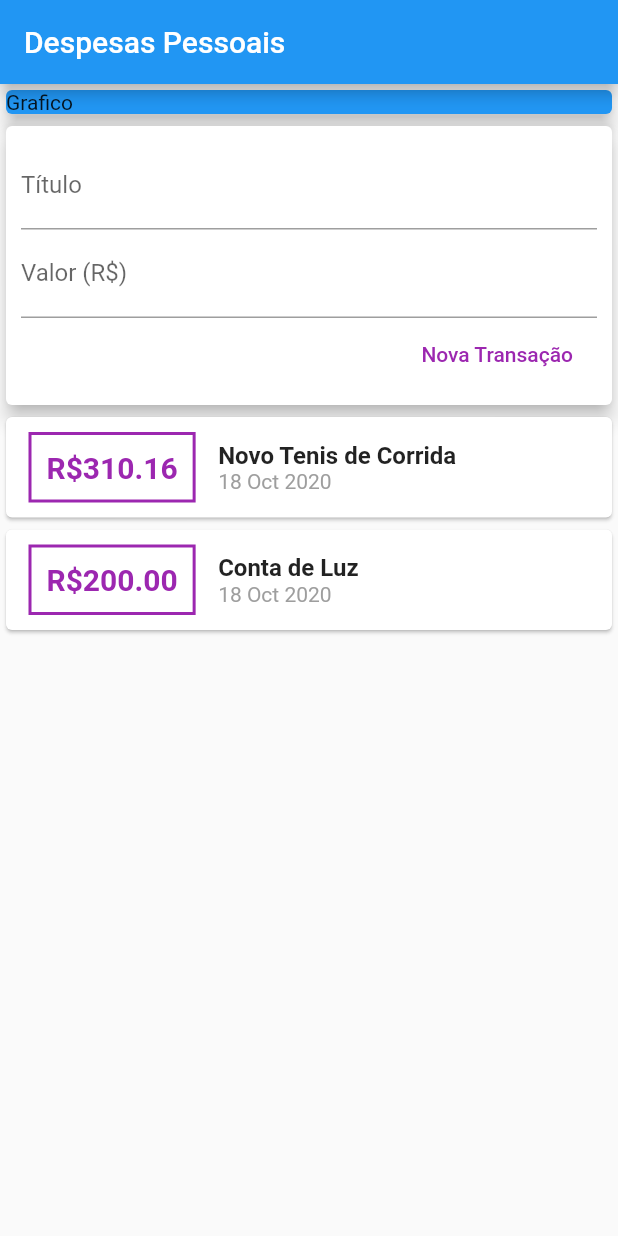
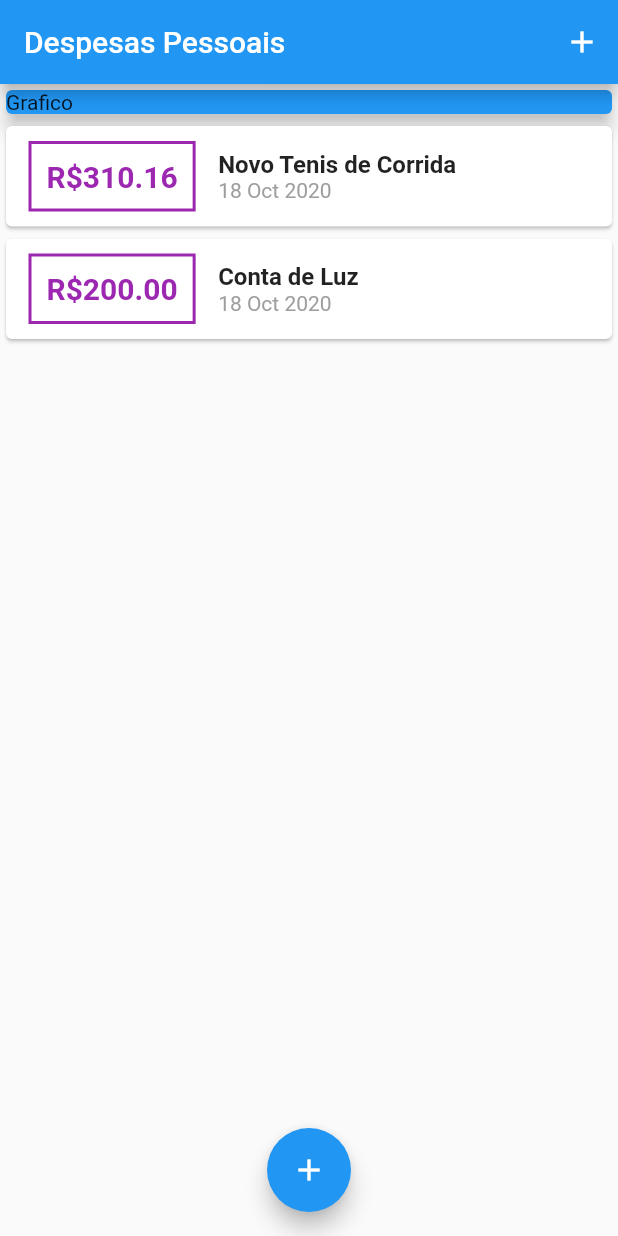
Before and after one commit to leanjr99/flutter_ui_despesas_pessoais, a Flutter app: the screen it shows after launch, on a phone screen of 412 x 824 dp. Run offline on Flutter 3.47's test engine with Material 2 defaults, Android fonts, the phone set to English and light mode, and no system bars.

Commit message:
melhorias no gerencimento de estado

```diff
--- a/lib/components/transaction_user.dart
+++ /dev/null
@@ -1,51 +0,0 @@
-import 'dart:math';
-
-import 'package:despesas_pessoais/models/transaction.dart';
-import 'package:flutter/material.dart';
-import 'transaction_form.dart';
-import 'transaction_list.dart';
-
-class TransactionUser extends StatefulWidget {
-  @override
-  _TransactionUserState createState() => _TransactionUserState();
-}
-
-class _TransactionUserState extends State<TransactionUser> {
-  final _transactions = [
-    Transaction(
-      id: 't1',
-      title: 'Novo Tenis de Corrida',
-      value: 310.16,
-      date: DateTime.now(),
-    ),
-    Transaction(
-      id: 't2',
-      title: 'Conta de Luz',
-      value: 200,
-      date: DateTime.now(),
-    ),
-  ];
-
-  _addTransaction(String title, double value) {
-    final newTransaction = Transaction(
-      id: Random().nextDouble().toString(),
-      title: title,
-      value: value,
-      date: DateTime.now(),
-    );
-
-    setState(() {
-      _transactions.add(newTransaction);
-    });
-  }
-
-  @override
-  Widget build(BuildContext context) {
-    return Column(
-      children: <Widget>[
-        TransactionForm(_addTransaction),
-        TransactionList(_transactions),
-      ],
-    );
-  }
-}
--- a/lib/main.dart
+++ b/lib/main.dart
@@ -1,6 +1,9 @@
 import 'package:flutter/material.dart';
-
-import 'components/transaction_user.dart';
+import 'package:despesas_pessoais/components/transaction_form.dart';
+import 'dart:math';
+import 'components/transaction_form.dart';
+import 'components/transaction_list.dart';
+import 'models/transaction.dart';
 
 main() => runApp(ExpensesApp());
 
@@ -13,12 +16,58 @@ class ExpensesApp extends StatelessWidget {
   }
 }
 
-class MyHomePage extends StatelessWidget {
+class MyHomePage extends StatefulWidget {
+  @override
+  _MyHomePageState createState() => _MyHomePageState();
+}
+
+class _MyHomePageState extends State<MyHomePage> {
+  final _transactions = [
+    Transaction(
+      id: 't1',
+      title: 'Novo Tenis de Corrida',
+      value: 310.16,
+      date: DateTime.now(),
+    ),
+    Transaction(
+      id: 't2',
+      title: 'Conta de Luz',
+      value: 200,
+      date: DateTime.now(),
+    ),
+  ];
+  _addTransaction(String title, double value) {
+    final newTransaction = Transaction(
+      id: Random().nextDouble().toString(),
+      title: title,
+      value: value,
+      date: DateTime.now(),
+    );
+
+    setState(() {
+      _transactions.add(newTransaction);
+    });
+  }
+
+  _openTransactionFormModal(BuildContext context) {
+    showModalBottomSheet(
+        context: context,
+        builder: (_) {
+          return TransactionForm(_addTransaction);
+        });
+  }
+
   @override
   Widget build(BuildContext context) {
     return Scaffold(
       appBar: AppBar(
         title: Text('Despesas Pessoais'),
+        actions: <Widget>[
+          IconButton(
+            icon: Icon(Icons.add),
+            onPressed: () => _openTransactionFormModal(context),
+          ),
+        ],
       ),
       body: SingleChildScrollView(
         child: Column(
@@ -31,10 +80,15 @@ class MyHomePage extends StatelessWidget {
                 elevation: 5,
               ),
             ),
-            TransactionUser(),
+            TransactionList(_transactions),
           ],
         ),
       ),
+      floatingActionButton: FloatingActionButton(
+        child: Icon(Icons.add),
+        onPressed: () => _openTransactionFormModal(context),
+      ),
+      floatingActionButtonLocation: FloatingActionButtonLocation.centerFloat,
     );
   }
 }
```
Also changed, not shown: lib/components/transaction_form.dart (+11 -5 lines).
